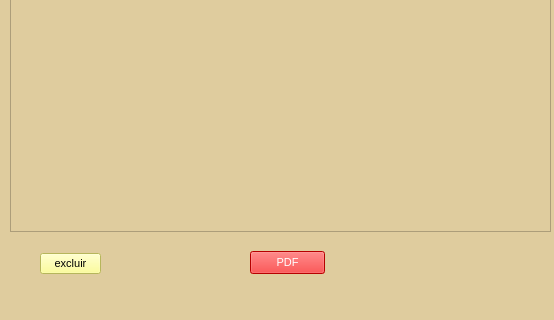
This is visualizar.ui in rogeriofh/Cadastro_de_Produtos as Qt 5 draws it before an edit; both pictures show x 0 to 554 and y 269 to 589 of the 554 by 589 pixel window. The edited form follows.
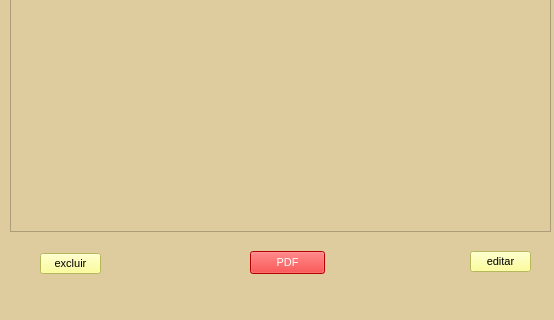
This is the edited form.

```diff
--- a/visualizar.ui
+++ b/visualizar.ui
@@ -164,6 +164,31 @@
      <string>excluir</string>
     </property>
    </widget>
+   <widget class="QPushButton" name="pushButton_3">
+    <property name="geometry">
+     <rect>
+      <x>470</x>
+      <y>520</y>
+      <width>61</width>
+      <height>21</height>
+     </rect>
+    </property>
+    <property name="font">
+     <font>
+      <family>MS Shell Dlg 2</family>
+      <pointsize>8</pointsize>
+      <weight>50</weight>
+      <italic>false</italic>
+      <bold>false</bold>
+     </font>
+    </property>
+    <property name="styleSheet">
+     <string notr="true">background-color: rgb(255, 255, 127);</string>
+    </property>
+    <property name="text">
+     <string>editar</string>
+    </property>
+   </widget>
   </widget>
   <widget class="QMenuBar" name="menubar">
    <property name="geometry">
```
